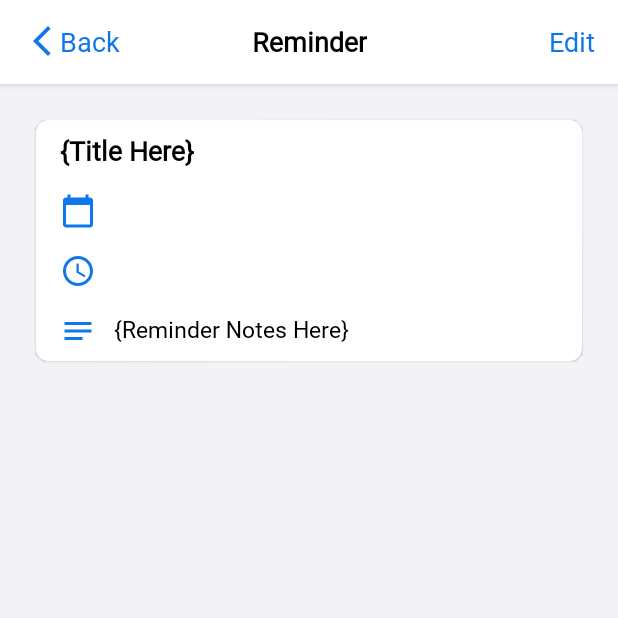
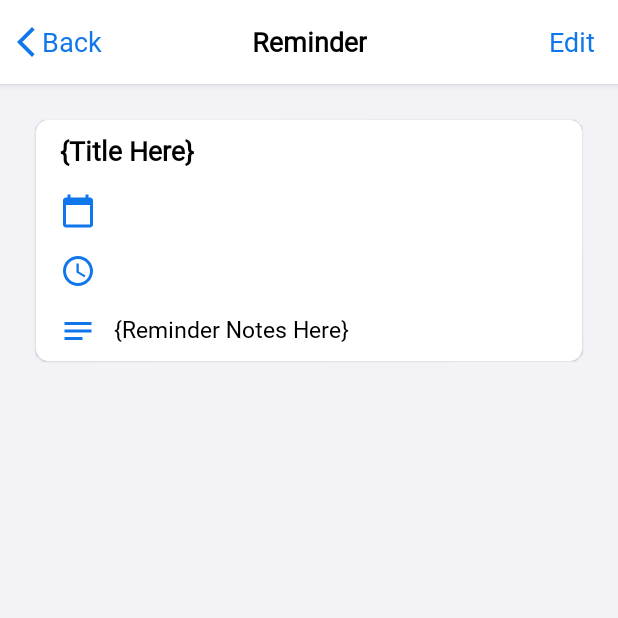
Before and after one commit to rchang0501/allclear, an Android app: the fragment ReminderDetailFragment placed in its activity, on a phone screen of 412 x 824 dp, the top half of it. Run offline under Robolectric (Android 15) with nearby library versions, the phone set to English and light mode, and no system bars; 7 statements that could not run were skipped.

Commit message:
changed bottom nav bar colour and enhanced back button

```diff
--- a/app/src/main/res/layout/reminder_detail_fragment.xml
+++ b/app/src/main/res/layout/reminder_detail_fragment.xml
@@ -14,30 +14,27 @@
         android:layout_height="wrap_content"
         android:background="@color/white"
         android:elevation="3dp"
+        app:contentInsetStart="0dp"
         app:layout_constraintStart_toStartOf="parent"
         app:layout_constraintTop_toTopOf="parent">
 
-        <LinearLayout
+        <com.google.android.material.button.MaterialButton
             android:id="@+id/toolbarBackButton"
             android:layout_width="wrap_content"
             android:layout_height="wrap_content"
             android:layout_gravity="start"
-            android:orientation="horizontal">
-
-            <ImageView
-                android:layout_width="wrap_content"
-                android:layout_height="wrap_content"
-                android:layout_gravity="center"
-                app:srcCompat="@drawable/ic_navigate_back" />
-
-            <TextView
-                style="@style/ToolbarEditButton"
-                android:layout_width="wrap_content"
-                android:layout_height="wrap_content"
-                android:layout_gravity="center"
-                android:text="Back" />
-
-        </LinearLayout>
+            android:background="@android:color/transparent"
+            android:backgroundTint="@android:color/transparent"
+            android:paddingStart="5dp"
+            android:text="Back"
+            android:textAlignment="viewStart"
+            android:textAllCaps="false"
+            android:textAppearance="@style/ToolbarEditButton"
+            android:textColor="@color/stockBlue"
+            app:icon="@drawable/ic_navigate_back"
+            app:iconGravity="start"
+            app:iconPadding="-1dp"
+            app:iconTint="@color/stockBlue" />
 
         <TextView
             android:id="@+id/toolbarTitle"
--- a/app/src/main/res/layout/reminder_edit_fragment.xml
+++ b/app/src/main/res/layout/reminder_edit_fragment.xml
@@ -14,6 +14,7 @@
         android:layout_height="wrap_content"
         android:background="@color/white"
         android:elevation="3dp"
+        app:contentInsetStart="0dp"
         app:layout_constraintStart_toStartOf="parent"
         app:layout_constraintTop_toTopOf="parent">
 
--- a/app/src/main/res/values/themes.xml
+++ b/app/src/main/res/values/themes.xml
@@ -11,6 +11,7 @@
         <item name="colorOnSecondary">@color/secondaryTextColor</item>
         <!-- Status bar color. -->
         <item name="android:statusBarColor" tools:targetApi="l">@color/white</item>
+        <item name="android:navigationBarColor">@color/white</item>
         <!-- Customize your theme here. -->
         <item name="android:textCursorDrawable">@drawable/text_cursor</item>
         <item name="colorAccent">@color/stockBlue</item>
```
